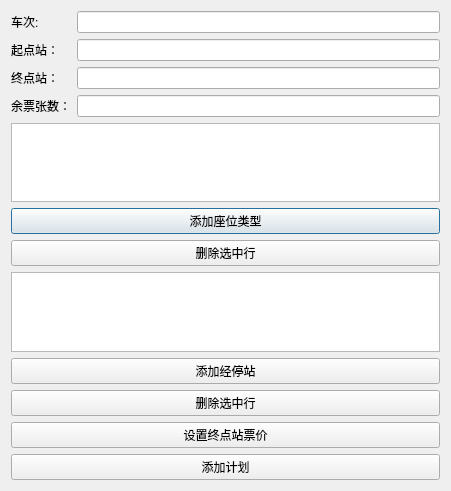
Above: Client/UI/TrainUI/addplan.ui from TimerChen/TrainTickets before the change. Below: the same form after it.
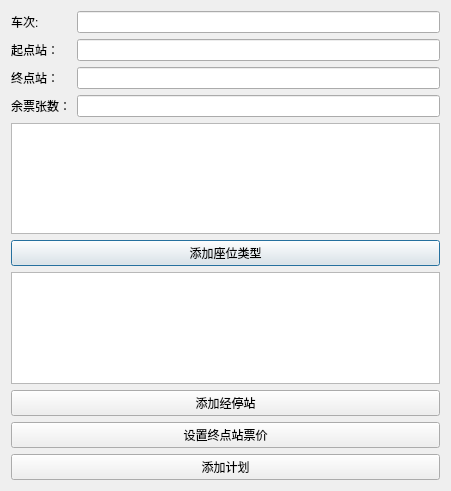
That is the form after the change. Icons and pictures are not drawn.

Patch:
```diff
--- a/Client/UI/TrainUI/addplan.ui
+++ b/Client/UI/TrainUI/addplan.ui
@@ -84,13 +84,6 @@
          </property>
         </widget>
        </item>
-       <item>
-        <widget class="QPushButton" name="deleteSeatTypeBtn">
-         <property name="text">
-          <string>删除选中行</string>
-         </property>
-        </widget>
-       </item>
        <item>
         <widget class="QTableView" name="stationsTableView"/>
        </item>
@@ -101,13 +94,6 @@
          </property>
         </widget>
        </item>
-       <item>
-        <widget class="QPushButton" name="deleteStationBtn">
-         <property name="text">
-          <string>删除选中行</string>
-         </property>
-        </widget>
-       </item>
        <item>
         <widget class="QPushButton" name="setEndStationPriceBtn">
          <property name="text">
```
Left out of the diff: 2 changed lines with no effect on the pictures.
